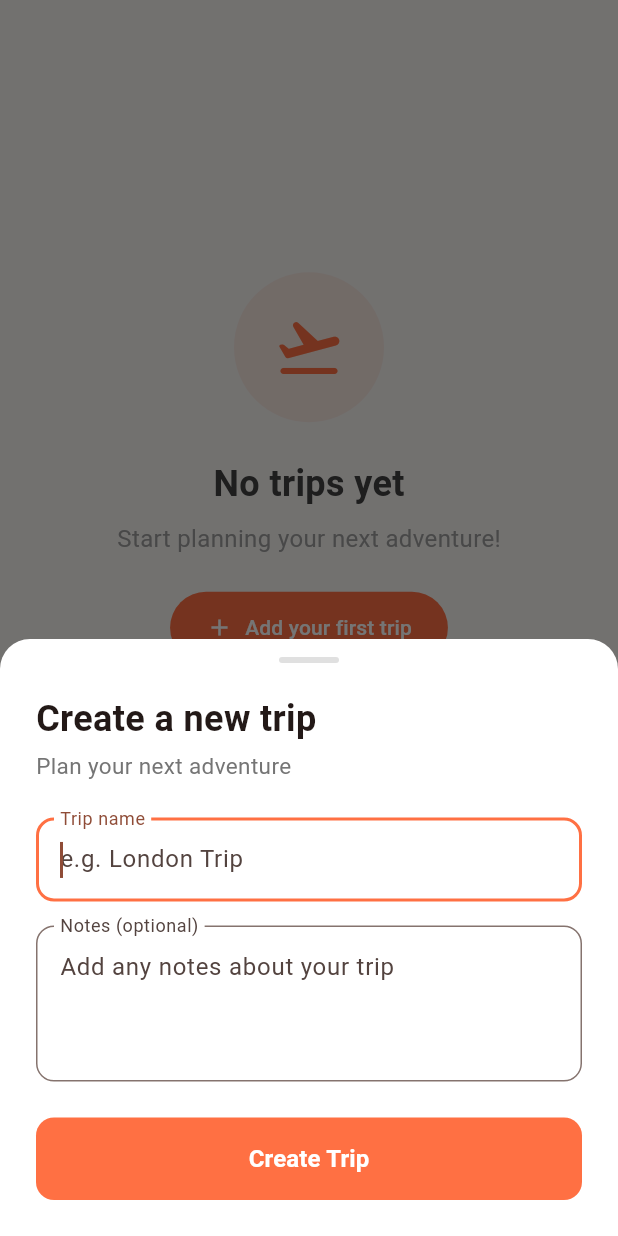
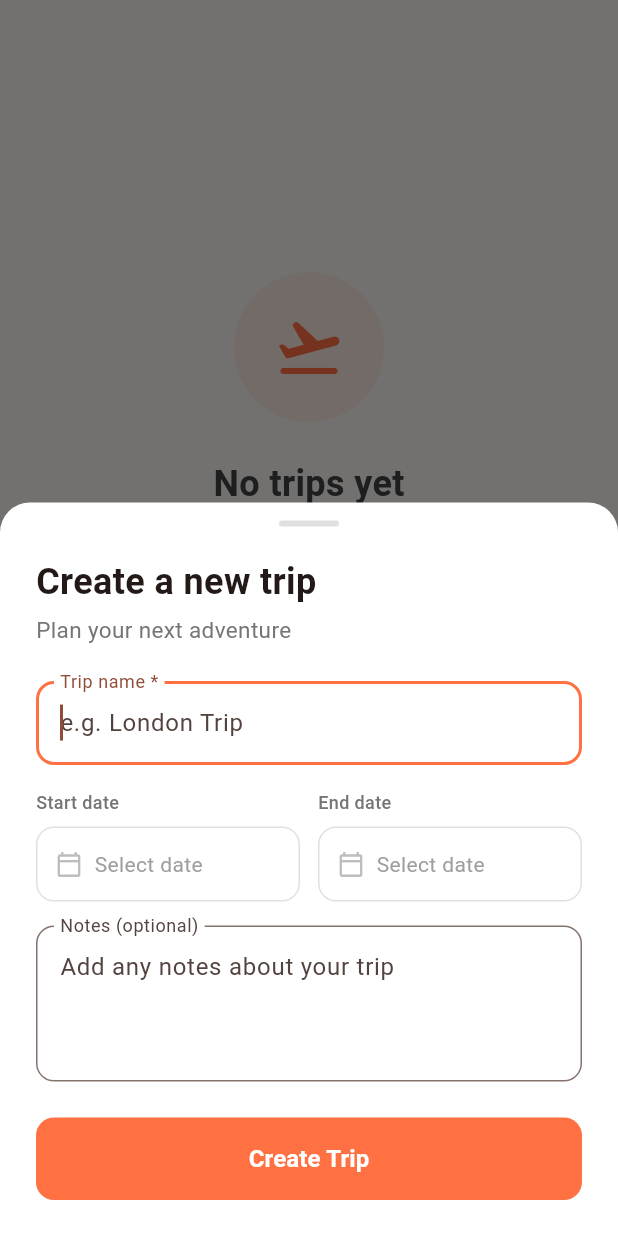
Before and after one commit to fadi-george/travel-organizer-app, a Flutter app: the screen it shows after launch, scrolled down 199 dp, after a tap on "Add your first trip", on a phone screen of 412 x 824 dp. Run offline on Flutter 3.47's test engine with Material 3 defaults, Android fonts, the phone set to English and light mode, and no system bars; our stand-ins replace cached_network_image; Roboto replaces fonts that are missing (SF Pro Display).

Commit message:
add more fields to trip form

```diff
--- a/client/lib/screens/trips_screen.dart
+++ b/client/lib/screens/trips_screen.dart
@@ -267,7 +267,7 @@ class _TripsScreenState extends State<TripsScreen> {
       isScrollControlled: true,
       backgroundColor: Colors.transparent,
       builder: (context) => CreateTripSheet(
-        onTripCreated: (name, notes) {
+        onTripCreated: (name, startDate, endDate, notes) {
           // TODO: Actually create the trip and refresh list
           ScaffoldMessenger.of(this.context).showSnackBar(
             SnackBar(
--- a/client/lib/widgets/create_trip_sheet.dart
+++ b/client/lib/widgets/create_trip_sheet.dart
@@ -1,7 +1,14 @@
 import 'package:flutter/material.dart';
+import 'package:intl/intl.dart';
 
 class CreateTripSheet extends StatefulWidget {
-  final void Function(String name, String? notes)? onTripCreated;
+  final void Function(
+    String name,
+    DateTime? startDate,
+    DateTime? endDate,
+    String? notes,
+  )?
+  onTripCreated;
 
   const CreateTripSheet({super.key, this.onTripCreated});
 
@@ -14,6 +21,9 @@ class _CreateTripSheetState extends State<CreateTripSheet> {
   final _notesController = TextEditingController();
   final _formKey = GlobalKey<FormState>();
 
+  DateTime? _startDate;
+  DateTime? _endDate;
+
   @override
   void dispose() {
     _nameController.dispose();
@@ -21,12 +31,69 @@ class _CreateTripSheetState extends State<CreateTripSheet> {
     super.dispose();
   }
 
+  Future<void> _selectStartDate() async {
+    final picked = await showDatePicker(
+      context: context,
+      initialDate: _startDate ?? DateTime.now(),
+      firstDate: DateTime.now().subtract(const Duration(days: 365)),
+      lastDate: DateTime.now().add(const Duration(days: 365 * 5)),
+      builder: (context, child) => Theme(
+        data: Theme.of(context).copyWith(
+          colorScheme: Theme.of(
+            context,
+          ).colorScheme.copyWith(primary: const Color(0xFFFF7043)),
+        ),
+        child: child!,
+      ),
+    );
+    if (picked != null) {
+      setState(() {
+        _startDate = picked;
+        // If end date is before start date, clear it
+        if (_endDate != null && _endDate!.isBefore(picked)) {
+          _endDate = null;
+        }
+      });
+    }
+  }
+
+  Future<void> _selectEndDate() async {
+    final picked = await showDatePicker(
+      context: context,
+      initialDate: _endDate ?? _startDate ?? DateTime.now(),
+      firstDate:
+          _startDate ?? DateTime.now().subtract(const Duration(days: 365)),
+      lastDate: DateTime.now().add(const Duration(days: 365 * 5)),
+      builder: (context, child) => Theme(
+        data: Theme.of(context).copyWith(
+          colorScheme: Theme.of(
+            context,
+          ).colorScheme.copyWith(primary: const Color(0xFFFF7043)),
+        ),
+        child: child!,
+      ),
+    );
+    if (picked != null) {
+      setState(() => _endDate = picked);
+    }
+  }
+
+  String _formatDate(DateTime? date) {
+    if (date == null) return 'Select date';
+    return DateFormat('MMM d, yyyy').format(date);
+  }
+
   void _onSubmit() {
     if (_formKey.currentState?.validate() ?? false) {
       final name = _nameController.text.trim();
       final notes = _notesController.text.trim();
       Navigator.pop(context);
-      widget.onTripCreated?.call(name, notes.isEmpty ? null : notes);
+      widget.onTripCreated?.call(
+        name,
+        _startDate,
+        _endDate,
+        notes.isEmpty ? null : notes,
+      );
     }
   }
 
@@ -42,7 +109,7 @@ class _CreateTripSheetState extends State<CreateTripSheet> {
           borderRadius: BorderRadius.vertical(top: Radius.circular(20)),
         ),
         child: SafeArea(
-          child: Padding(
+          child: SingleChildScrollView(
             padding: const EdgeInsets.fromLTRB(24, 12, 24, 24),
             child: Form(
               key: _formKey,
@@ -73,25 +140,15 @@ class _CreateTripSheetState extends State<CreateTripSheet> {
                     style: TextStyle(fontSize: 15, color: Colors.grey.shade600),
                   ),
                   const SizedBox(height: 24),
+
                   // Trip name field
                   TextFormField(
                     controller: _nameController,
                     autofocus: true,
                     textCapitalization: TextCapitalization.words,
-                    decoration: InputDecoration(
-                      labelText: 'Trip name',
-                      hintText: 'e.g. London Trip',
-                      floatingLabelBehavior: FloatingLabelBehavior.always,
-                      border: OutlineInputBorder(
-                        borderRadius: BorderRadius.circular(12),
-                      ),
-                      focusedBorder: OutlineInputBorder(
-                        borderRadius: BorderRadius.circular(12),
-                        borderSide: const BorderSide(
-                          color: Color(0xFFFF7043),
-                          width: 2,
-                        ),
-                      ),
+                    decoration: _inputDecoration(
+                      'Trip name *',
+                      'e.g. London Trip',
                     ),
                     validator: (value) {
                       if (value == null || value.trim().isEmpty) {
@@ -101,29 +158,44 @@ class _CreateTripSheetState extends State<CreateTripSheet> {
                     },
                   ),
                   const SizedBox(height: 16),
+
+                  // Date pickers row
+                  Row(
+                    children: [
+                      Expanded(
+                        child: _DatePickerField(
+                          label: 'Start date',
+                          value: _formatDate(_startDate),
+                          hasValue: _startDate != null,
+                          onTap: _selectStartDate,
+                        ),
+                      ),
+                      const SizedBox(width: 12),
+                      Expanded(
+                        child: _DatePickerField(
+                          label: 'End date',
+                          value: _formatDate(_endDate),
+                          hasValue: _endDate != null,
+                          onTap: _selectEndDate,
+                        ),
+                      ),
+                    ],
+                  ),
+                  const SizedBox(height: 16),
+
                   // Notes field
                   TextFormField(
                     controller: _notesController,
                     textCapitalization: TextCapitalization.sentences,
                     maxLines: 3,
-                    decoration: InputDecoration(
-                      labelText: 'Notes (optional)',
-                      hintText: 'Add any notes about your trip',
-                      floatingLabelBehavior: FloatingLabelBehavior.always,
+                    decoration: _inputDecoration(
+                      'Notes (optional)',
+                      'Add any notes about your trip',
                       alignLabelWithHint: true,
-                      border: OutlineInputBorder(
-                        borderRadius: BorderRadius.circular(12),
-                      ),
-                      focusedBorder: OutlineInputBorder(
-                        borderRadius: BorderRadius.circular(12),
-                        borderSide: const BorderSide(
-                          color: Color(0xFFFF7043),
-                          width: 2,
-                        ),
-                      ),
                     ),
                   ),
                   const SizedBox(height: 24),
+
                   // Submit button
                   FilledButton(
                     onPressed: _onSubmit,
@@ -136,7 +208,10 @@ class _CreateTripSheetState extends State<CreateTripSheet> {
                     ),
                     child: const Text(
                       'Create Trip',
-                      style: TextStyle(fontSize: 16, fontWeight: FontWeight.w600),
+                      style: TextStyle(
+                        fontSize: 16,
+                        fontWeight: FontWeight.w600,
+                      ),
                     ),
                   ),
                 ],
@@ -147,4 +222,86 @@ class _CreateTripSheetState extends State<CreateTripSheet> {
       ),
     );
   }
+
+  InputDecoration _inputDecoration(
+    String label,
+    String hint, {
+    bool alignLabelWithHint = false,
+  }) {
+    return InputDecoration(
+      labelText: label,
+      hintText: hint,
+      floatingLabelBehavior: FloatingLabelBehavior.always,
+      alignLabelWithHint: alignLabelWithHint,
+      border: OutlineInputBorder(borderRadius: BorderRadius.circular(12)),
+      focusedBorder: OutlineInputBorder(
+        borderRadius: BorderRadius.circular(12),
+        borderSide: const BorderSide(color: Color(0xFFFF7043), width: 2),
+      ),
+    );
+  }
 }
+
+class _DatePickerField extends StatelessWidget {
+  final String label;
+  final String value;
+  final bool hasValue;
+  final VoidCallback onTap;
+
+  const _DatePickerField({
+    required this.label,
+    required this.value,
+    required this.hasValue,
+    required this.onTap,
+  });
+
+  @override
+  Widget build(BuildContext context) {
+    return Column(
+      crossAxisAlignment: CrossAxisAlignment.start,
+      children: [
+        Text(
+          label,
+          style: TextStyle(
+            fontSize: 12,
+            color: Colors.grey.shade600,
+            fontWeight: FontWeight.w500,
+          ),
+        ),
+        const SizedBox(height: 8),
+        InkWell(
+          onTap: onTap,
+          borderRadius: BorderRadius.circular(12),
+          child: Container(
+            padding: const EdgeInsets.symmetric(horizontal: 12, vertical: 14),
+            decoration: BoxDecoration(
+              border: Border.all(color: Colors.grey.shade300),
+              borderRadius: BorderRadius.circular(12),
+            ),
+            child: Row(
+              children: [
+                Icon(
+                  Icons.calendar_today_outlined,
+                  size: 18,
+                  color: hasValue
+                      ? const Color(0xFFFF7043)
+                      : Colors.grey.shade400,
+                ),
+                const SizedBox(width: 8),
+                Expanded(
+                  child: Text(
+                    value,
+                    style: TextStyle(
+                      fontSize: 14,
+                      color: hasValue ? Colors.black87 : Colors.grey.shade500,
+                    ),
+                  ),
+                ),
+              ],
+            ),
+          ),
+        ),
+      ],
+    );
+  }
+}
--- a/client/pubspec.yaml
+++ b/client/pubspec.yaml
@@ -35,6 +35,7 @@ dependencies:
   # Use with the CupertinoIcons class for iOS style icons.
   cupertino_icons: ^1.0.8
   cached_network_image: ^3.4.1
+  intl: ^0.20.2
 
 dev_dependencies:
   flutter_test:
```
Also changed, not shown: client/pubspec.lock.
